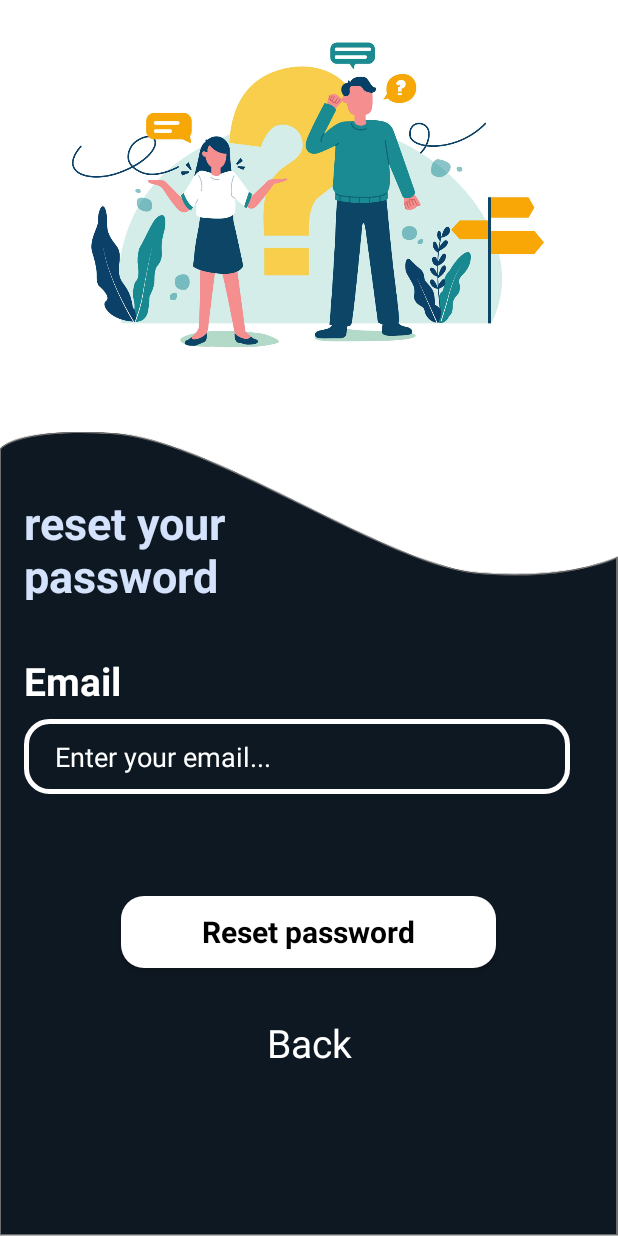
After one commit to HarshBarash/Earth, an Android app: the ResetActivity screen opened directly, with no data from a screen before it, on a phone screen of 412 x 824 dp. The commit adds this screen. Run offline under Robolectric (Android 15) with nearby library versions, the phone set to English and light mode, and no system bars; our stand-ins replace Firebase (no records; nobody signed in at launch, a user with empty details on screens opened directly), sdp/ssp sizes; Roboto replaces fonts that are not available here.

Commit message:
added full Auth with forgot pass

```diff
--- a/app/src/main/AndroidManifest.xml
+++ b/app/src/main/AndroidManifest.xml
@@ -14,6 +14,7 @@
         android:theme="@style/Theme.Earth">
         <activity android:name=".authscreen.LoginActivity" />
         <activity android:name=".authscreen.RegisterActivity" />
+        <activity android:name=".authscreen.ResetActivity" />
 
         <activity
             android:name=".SplashScreen"
--- a/app/src/main/java/github/earth/authscreen/LoginActivity.kt
+++ b/app/src/main/java/github/earth/authscreen/LoginActivity.kt
@@ -28,6 +28,8 @@ class LoginActivity : AppCompatActivity(),  View.OnClickListener {
 
         loginbtn.setOnClickListener(this)
         btnSignUp.setOnClickListener(this)
+        btnForgot.setOnClickListener(this)
+
 
         mAuth = FirebaseAuth.getInstance()
     }
@@ -51,6 +53,9 @@ class LoginActivity : AppCompatActivity(),  View.OnClickListener {
             R.id.btnSignUp -> {
                 startActivity(Intent(this, RegisterActivity::class.java))
             }
+            R.id.btnForgot -> {
+                startActivity(Intent(this, ResetActivity::class.java))
+            }
         }
     }
 
--- /dev/null
+++ b/app/src/main/java/github/earth/authscreen/ResetActivity.kt
@@ -0,0 +1,42 @@
+package github.earth.authscreen
+
+import android.os.Bundle
+import android.text.TextUtils
+import android.widget.Toast
+import androidx.appcompat.app.AppCompatActivity
+import com.google.firebase.auth.FirebaseAuth
+import github.earth.R
+import kotlinx.android.synthetic.main.activity_reset.*
+
+class ResetActivity  : AppCompatActivity() {
+
+    private var mAuth: FirebaseAuth? = null
+
+    override fun onCreate(savedInstanceState: Bundle?) {
+        super.onCreate(savedInstanceState)
+        setContentView(R.layout.activity_reset)
+
+        mAuth = FirebaseAuth.getInstance()
+
+        resetbtn.setOnClickListener {
+            val email = editTextTextResetEmail.text.toString().trim()
+
+            if (TextUtils.isEmpty(email)) {
+                Toast.makeText(applicationContext, "Enter your email!", Toast.LENGTH_SHORT).show()
+            } else {
+                mAuth!!.sendPasswordResetEmail(email)
+                    .addOnCompleteListener { task ->
+                        if (task.isSuccessful) {
+                            Toast.makeText(this, "Check email to reset your password!", Toast.LENGTH_SHORT).show()
+                        } else {
+                            Toast.makeText(this, "Fail to send reset password email!", Toast.LENGTH_SHORT).show()
+                        }
+                    }
+            }
+        }
+
+        btnback.setOnClickListener {
+            finish()
+        }
+    }
+}
--- a/app/src/main/java/github/earth/homescreen/HomeFragment.kt
+++ b/app/src/main/java/github/earth/homescreen/HomeFragment.kt
@@ -32,6 +32,8 @@ class HomeFragment : Fragment() {
         if (mAuth.currentUser == null) {
             val intent_toLogin = Intent (getActivity(), LoginActivity::class.java)
             getActivity()?.startActivity(intent_toLogin)
+            getActivity()?.finish();
+
         }
 
         return rootView
--- a/app/src/main/java/github/earth/settingsscreen/SettingsFragment.kt
+++ b/app/src/main/java/github/earth/settingsscreen/SettingsFragment.kt
@@ -23,7 +23,7 @@ import kotlinx.android.synthetic.main.fragment_settings.*
 import kotlinx.android.synthetic.main.fragment_settings.view.*
 
 
-class SettingsFragment : Fragment() {
+class SettingsFragment : Fragment(), PasswordDialog.Listener {
 
     private lateinit var mUser: User
     private lateinit var mPendingUser: User
@@ -95,7 +95,7 @@ class SettingsFragment : Fragment() {
     }
 
 
-    fun onPasswordConfirm(password: String) {
+    override fun onPasswordConfirm(password: String) {
         if (password.isNotEmpty()) {
             val credential = EmailAuthProvider.getCredential(mUser.email, password)
             mFirebase.reauthenticate(credential) {
--- /dev/null
+++ b/app/src/main/res/layout/activity_reset.xml
@@ -0,0 +1,105 @@
+<?xml version="1.0" encoding="utf-8"?>
+<androidx.constraintlayout.widget.ConstraintLayout xmlns:android="http://schemas.android.com/apk/res/android"
+    xmlns:app="http://schemas.android.com/apk/res-auto"
+    xmlns:tools="http://schemas.android.com/tools"
+    android:layout_width="match_parent"
+    android:layout_height="match_parent"
+    android:background="#ffffff">
+
+    <ImageView
+        android:id="@+id/imageView2"
+        android:layout_width="wrap_content"
+        android:layout_height="wrap_content"
+        android:layout_marginTop="4dp"
+        app:layout_constraintEnd_toEndOf="parent"
+        app:layout_constraintHorizontal_bias="0.484"
+        app:layout_constraintStart_toStartOf="parent"
+        app:layout_constraintTop_toTopOf="parent"
+        app:srcCompat="@drawable/signup_logo" />
+
+    <ImageView
+        android:id="@+id/imageView3"
+        android:layout_width="match_parent"
+        android:layout_height="0dp"
+        android:layout_marginTop="32dp"
+        android:scaleType="fitXY"
+        app:layout_constraintBottom_toBottomOf="parent"
+        app:layout_constraintEnd_toEndOf="parent"
+        app:layout_constraintHorizontal_bias="1.0"
+        app:layout_constraintStart_toStartOf="parent"
+        app:layout_constraintTop_toBottomOf="@+id/imageView2"
+        app:layout_constraintVertical_bias="0.0"
+        app:srcCompat="@drawable/bottom_background" />
+
+    <TextView
+        android:id="@+id/textView6"
+        android:layout_width="@dimen/_157sdp"
+        android:layout_height="72dp"
+        android:layout_marginStart="16dp"
+        android:layout_marginTop="40dp"
+        android:text="reset your password"
+        android:textColor="@color/background_day"
+        android:textSize="30sp"
+        android:textStyle="bold"
+        app:layout_constraintStart_toStartOf="parent"
+        app:layout_constraintTop_toTopOf="@+id/imageView3" />
+
+    <TextView
+        android:id="@+id/textView7"
+        android:layout_width="wrap_content"
+        android:layout_height="wrap_content"
+        android:layout_marginTop="36dp"
+        android:text="@string/email"
+        android:textColor="#ffffff"
+        android:textSize="@dimen/_20ssp"
+        android:textStyle="bold"
+        app:layout_constraintStart_toStartOf="@+id/textView6"
+        app:layout_constraintTop_toBottomOf="@+id/textView6" />
+
+    <EditText
+        android:id="@+id/editTextTextResetEmail"
+        android:layout_width="0dp"
+        android:layout_height="50dp"
+        android:layout_marginTop="8dp"
+        android:layout_marginEnd="32dp"
+        android:background="@drawable/edittext_background"
+        android:ems="10"
+        android:textColorHint="@color/white"
+        android:hint="@string/enter_your_email"
+        android:inputType="textEmailAddress"
+        android:paddingStart="@dimen/_16sdp"
+        android:textColor="#c7c7c7"
+        app:layout_constraintEnd_toEndOf="parent"
+        app:layout_constraintHorizontal_bias="0.0"
+        app:layout_constraintStart_toStartOf="@+id/textView7"
+        app:layout_constraintTop_toBottomOf="@+id/textView7" />
+
+    <Button
+        android:id="@+id/resetbtn"
+        style="@android:style/Widget.Button"
+        android:layout_width="250dp"
+        android:layout_height="wrap_content"
+        android:layout_marginTop="68dp"
+        android:background="@drawable/white_btn"
+        android:text="Reset password"
+        android:textColor="#000000"
+        android:textSize="20sp"
+        android:textStyle="bold"
+        app:layout_constraintEnd_toEndOf="parent"
+        app:layout_constraintHorizontal_bias="0.496"
+        app:layout_constraintStart_toStartOf="parent"
+        app:layout_constraintTop_toBottomOf="@+id/editTextTextResetEmail"
+        tools:ignore="MissingConstraints" />
+
+    <TextView
+        android:id="@+id/btnback"
+        android:layout_width="wrap_content"
+        android:layout_height="wrap_content"
+        android:layout_marginTop="32dp"
+        android:text="Back"
+        android:textColor="#ffffff"
+        android:textSize="@dimen/_20ssp"
+        app:layout_constraintEnd_toEndOf="parent"
+        app:layout_constraintStart_toStartOf="parent"
+        app:layout_constraintTop_toBottomOf="@+id/resetbtn" />
+</androidx.constraintlayout.widget.ConstraintLayout>
--- a/app/src/main/res/values/strings.xml
+++ b/app/src/main/res/values/strings.xml
@@ -11,4 +11,11 @@
 
 
     <string name="please_enter_password">Please enter password</string>
+    <string name="enter_your_password">Enter your password...</string>
+    <string name="enter_your_username">Enter your username...</string>
+    <string name="enter_your_email">Enter your email...</string>
+    <string name="username">Username</string>
+    <string name="email">Email</string>
+    <string name="signup">Signup</string>
+    <string name="password">Password</string>
 </resources>
```
Also changed, not shown: app/src/main/res/layout/activity_login.xml (+3 -7 lines), app/src/main/res/layout/activity_signup.xml (+27 -26 lines).
